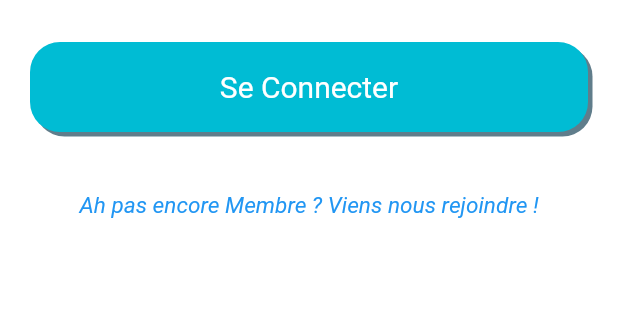
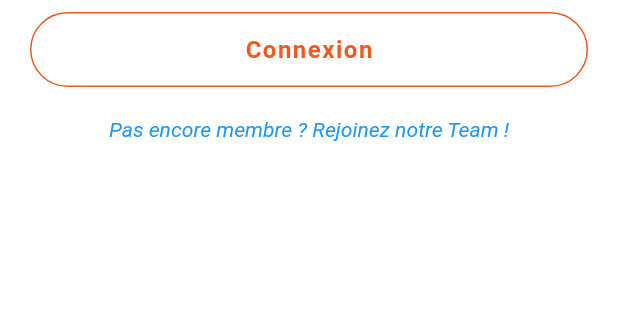
Before and after one commit to LaureenMartina/VisiartApplication, a Flutter app: the screen it shows after launch, on a phone screen of 412 x 824 dp, the part 492-812 px from its top. Run offline on Flutter 3.47's test engine with Material 2 defaults, Android fonts, the phone set to English and light mode, and no system bars; our stand-ins replace flutter_linkify; Roboto replaces fonts that are missing (Montserrat).

Commit message:
added new button style in Home page

```diff
--- a/visiart/lib/home.dart
+++ b/visiart/lib/home.dart
@@ -1,6 +1,8 @@
 import 'dart:ui';
-
+import 'package:flutter/gestures.dart';
 import 'package:flutter/material.dart';
+import 'package:url_launcher/url_launcher.dart';
+import 'package:flutter_linkify/flutter_linkify.dart';
 
 class HomeScreen extends StatefulWidget {
   static String home = "home";
@@ -14,6 +16,7 @@ class _HomeState extends State<HomeScreen> {
   @override
   Widget build(BuildContext context) {
     return new Scaffold(
+      resizeToAvoidBottomPadding: false,
       backgroundColor: Colors.white,
       body: Container(
         child: Column(
@@ -36,37 +39,63 @@ class _HomeState extends State<HomeScreen> {
                 ),
               ],
             ),
-            Row(
-              children: <Widget>[
-                Expanded(
-                  child: Padding(
-                    padding: EdgeInsets.all(20),
-                    child: Container(
-                      alignment: Alignment.center,
-                      height: 60,
-                      width: 70,
-                      decoration: BoxDecoration(
-                        color: Colors.cyan,
-                        borderRadius: BorderRadius.circular(20.0),
-                        boxShadow: [
-                          BoxShadow(
-                            color: Colors.blueGrey,
-                            offset: Offset(3, 3)
-                          )
-                        ]
-                      ),
-                      child: Text('Se Connecter', style: TextStyle(color: Colors.white, fontSize: 20.0)),
+            Container(
+              height: 50.0,
+              padding: EdgeInsets.only(
+                left: 20.0,
+                right: 20.0,
+              ),
+              child: GestureDetector(
+                onTap: () {},
+                child: Container(
+                  decoration: BoxDecoration(
+                    border: Border.all(
+                      color: Color(0xFFF05A22),
+                      style: BorderStyle.solid,
+                      width: 1.0,
                     ),
+                    color: Colors.transparent,
+                    borderRadius: BorderRadius.circular(30.0),
                   ),
-                )
-              ],
+                  child: Row(
+                    mainAxisAlignment: MainAxisAlignment.center,
+                    children: <Widget>[
+                      Center(
+                        child: Text(
+                          "Connexion",
+                          style: TextStyle(
+                            color: Color(0xFFF05A22),
+                            fontFamily: 'Montserrat',
+                            fontSize: 16,
+                            fontWeight: FontWeight.w600,
+                            letterSpacing: 1,
+                          ),
+                        ),
+                      )
+                    ],
+                  ),
+                ),
+              ),
             ),
             Row(
               mainAxisAlignment: MainAxisAlignment.center,
               children: <Widget>[
                 Padding(
                   padding: EdgeInsets.all(20),
-                  child: Text("Ah pas encore Membre ? Viens nous rejoindre !", style: TextStyle(color: Colors.blue, fontSize: 15, fontStyle: FontStyle.italic))
+                  child: RichText(
+                    text: TextSpan(
+                      children: [
+                        TextSpan(
+                          text: 'Pas encore membre ? Rejoinez notre Team !',
+                          style: TextStyle(color: Colors.blue, fontStyle: FontStyle.italic),
+                          recognizer: TapGestureRecognizer()
+                          ..onTap = () {
+                            launch('https://docs.flutter.io/');
+                          },
+                        ),
+                      ],
+                    ),
+                  ),
                 ),
               ],
             ),
--- a/visiart/pubspec.yaml
+++ b/visiart/pubspec.yaml
@@ -25,6 +25,7 @@ dependencies:
   cupertino_icons: ^0.1.2
   url_launcher: ^3.0.0
   flutter_splash: ^1.0.0
+  flutter_linkify: ^3.1.0
 
 dev_dependencies:
   flutter_test:
```
Also changed, not shown: visiart/pubspec.lock.
